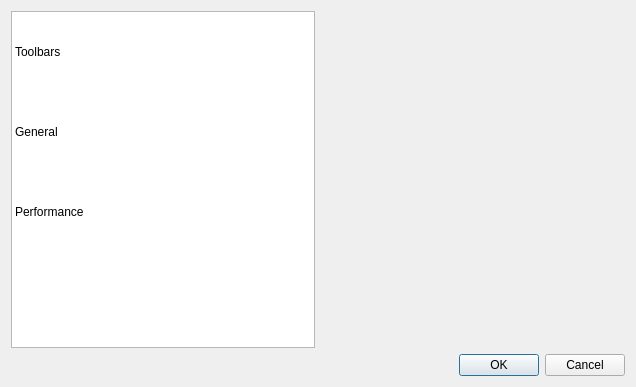
The window that src/dialogs/preferences_dialog.ui (mbasaglia/Knotter) describes before a commit, drawn with Qt 5.
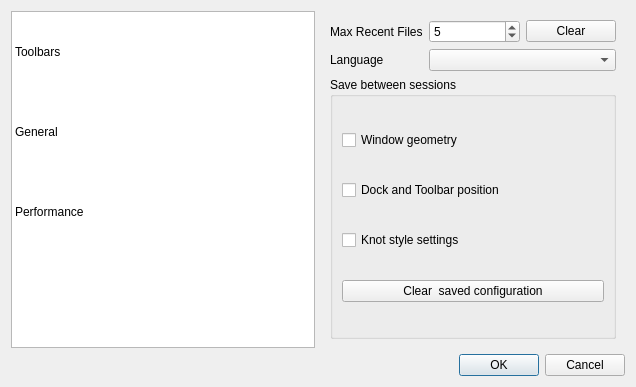
The same window after the commit. The open tabs and pages were chosen to show the change. Icons and pictures are not drawn. Custom widgets are drawn as their Qt base class.

Commit message: Add widgets to config dialog

Diff of the .ui file:
```diff
--- a/src/dialogs/preferences_dialog.ui
+++ b/src/dialogs/preferences_dialog.ui
@@ -171,8 +171,146 @@
          </item>
         </layout>
        </widget>
-       <widget class="QWidget" name="page_general"/>
-       <widget class="QWidget" name="page_performance"/>
+       <widget class="QWidget" name="page_general">
+        <layout class="QGridLayout" name="gridLayout_2">
+         <item row="0" column="0">
+          <widget class="QLabel" name="label_4">
+           <property name="text">
+            <string>Max Recent Files</string>
+           </property>
+          </widget>
+         </item>
+         <item row="0" column="1">
+          <widget class="QSpinBox" name="spinBox">
+           <property name="maximum">
+            <number>128</number>
+           </property>
+           <property name="value">
+            <number>5</number>
+           </property>
+          </widget>
+         </item>
+         <item row="0" column="2">
+          <widget class="QPushButton" name="pushButton">
+           <property name="toolTip">
+            <string>Clear recent file history</string>
+           </property>
+           <property name="text">
+            <string>Clear</string>
+           </property>
+          </widget>
+         </item>
+         <item row="1" column="0">
+          <widget class="QLabel" name="label_3">
+           <property name="text">
+            <string>Language</string>
+           </property>
+          </widget>
+         </item>
+         <item row="1" column="1" colspan="2">
+          <widget class="QComboBox" name="comboBox"/>
+         </item>
+         <item row="2" column="0" colspan="3">
+          <widget class="QGroupBox" name="groupBox_2">
+           <property name="title">
+            <string>Save between sessions</string>
+           </property>
+           <layout class="QVBoxLayout" name="verticalLayout_2">
+            <item>
+             <widget class="QCheckBox" name="checkBox">
+              <property name="text">
+               <string>Window geometry</string>
+              </property>
+             </widget>
+            </item>
+            <item>
+             <widget class="QCheckBox" name="checkBox_2">
+              <property name="text">
+               <string>Dock and Toolbar position</string>
+              </property>
+             </widget>
+            </item>
+            <item>
+             <widget class="QCheckBox" name="checkBox_3">
+              <property name="text">
+               <string>Knot style settings</string>
+              </property>
+             </widget>
+            </item>
+            <item>
+             <widget class="QPushButton" name="pushButton_2">
+              <property name="toolTip">
+               <string>Clear configuration and restore defaults next time Knotter is launched</string>
+              </property>
+              <property name="text">
+               <string>Clear  saved configuration</string>
+              </property>
+             </widget>
+            </item>
+           </layout>
+          </widget>
+         </item>
+        </layout>
+       </widget>
+       <widget class="QWidget" name="page_performance">
+        <layout class="QGridLayout" name="gridLayout_3">
+         <item row="0" column="0">
+          <widget class="QLabel" name="label_5">
+           <property name="text">
+            <string>Cache mode</string>
+           </property>
+          </widget>
+         </item>
+         <item row="0" column="1">
+          <widget class="QComboBox" name="comboBox_2">
+           <property name="toolTip">
+            <string>Selects the caching mode</string>
+           </property>
+           <property name="whatsThis">
+            <string>&lt;!DOCTYPE HTML PUBLIC &quot;-//W3C//DTD HTML 4.0//EN&quot; &quot;http://www.w3.org/TR/REC-html40/strict.dtd&quot;&gt;
+&lt;html&gt;&lt;head&gt;&lt;meta name=&quot;qrichtext&quot; content=&quot;1&quot; /&gt;&lt;style type=&quot;text/css&quot;&gt;
+p, li { white-space: pre-wrap; }
+&lt;/style&gt;&lt;/head&gt;&lt;body style=&quot; font-family:'Sans Serif'; font-size:9pt; font-weight:400; font-style:normal;&quot;&gt;
+&lt;p style=&quot; margin-top:0px; margin-bottom:0px; margin-left:0px; margin-right:0px; -qt-block-indent:0; text-indent:0px;&quot;&gt;Selects the caching mode&lt;/p&gt;
+&lt;p style=&quot; margin-top:0px; margin-bottom:0px; margin-left:0px; margin-right:0px; -qt-block-indent:0; text-indent:0px;&quot;&gt;&lt;span style=&quot; font-weight:600;&quot;&gt;No cache&lt;/span&gt; - No caching, the knotwork is redrawn as needed&lt;/p&gt;
+&lt;p style=&quot; margin-top:0px; margin-bottom:0px; margin-left:0px; margin-right:0px; -qt-block-indent:0; text-indent:0px;&quot;&gt;&lt;span style=&quot; font-weight:600;&quot;&gt;Mild cache&lt;/span&gt; - Caching enabled without quality loss&lt;/p&gt;
+&lt;p style=&quot; margin-top:0px; margin-bottom:0px; margin-left:0px; margin-right:0px; -qt-block-indent:0; text-indent:0px;&quot;&gt;&lt;span style=&quot; font-weight:600;&quot;&gt;Heavy cahe&lt;/span&gt; - Knotwork drawn as bitmap, zooming will degrade quality&lt;/p&gt;&lt;/body&gt;&lt;/html&gt;</string>
+           </property>
+           <item>
+            <property name="text">
+             <string>No Cache</string>
+            </property>
+           </item>
+           <item>
+            <property name="text">
+             <string>Mild Cache</string>
+            </property>
+           </item>
+           <item>
+            <property name="text">
+             <string>Heavy Cache</string>
+            </property>
+           </item>
+          </widget>
+         </item>
+         <item row="1" column="0" colspan="2">
+          <widget class="QCheckBox" name="checkBox_4">
+           <property name="toolTip">
+            <string>Redraw the knot while moving nodes</string>
+           </property>
+           <property name="whatsThis">
+            <string>&lt;html&gt;&lt;head/&gt;&lt;body&gt;&lt;p&gt;When selected the knot will be updated fluidly when moving nodes.&lt;/p&gt;&lt;p&gt;When not, will update only after the node has been moved.&lt;/p&gt;&lt;/body&gt;&lt;/html&gt;</string>
+           </property>
+           <property name="text">
+            <string>Fluid refresh</string>
+           </property>
+           <property name="checked">
+            <bool>true</bool>
+           </property>
+          </widget>
+         </item>
+        </layout>
+       </widget>
       </widget>
      </item>
     </layout>
```
Left out of the diff: 25 changed lines with no effect on the pictures. The commit also changes 1 other file.
